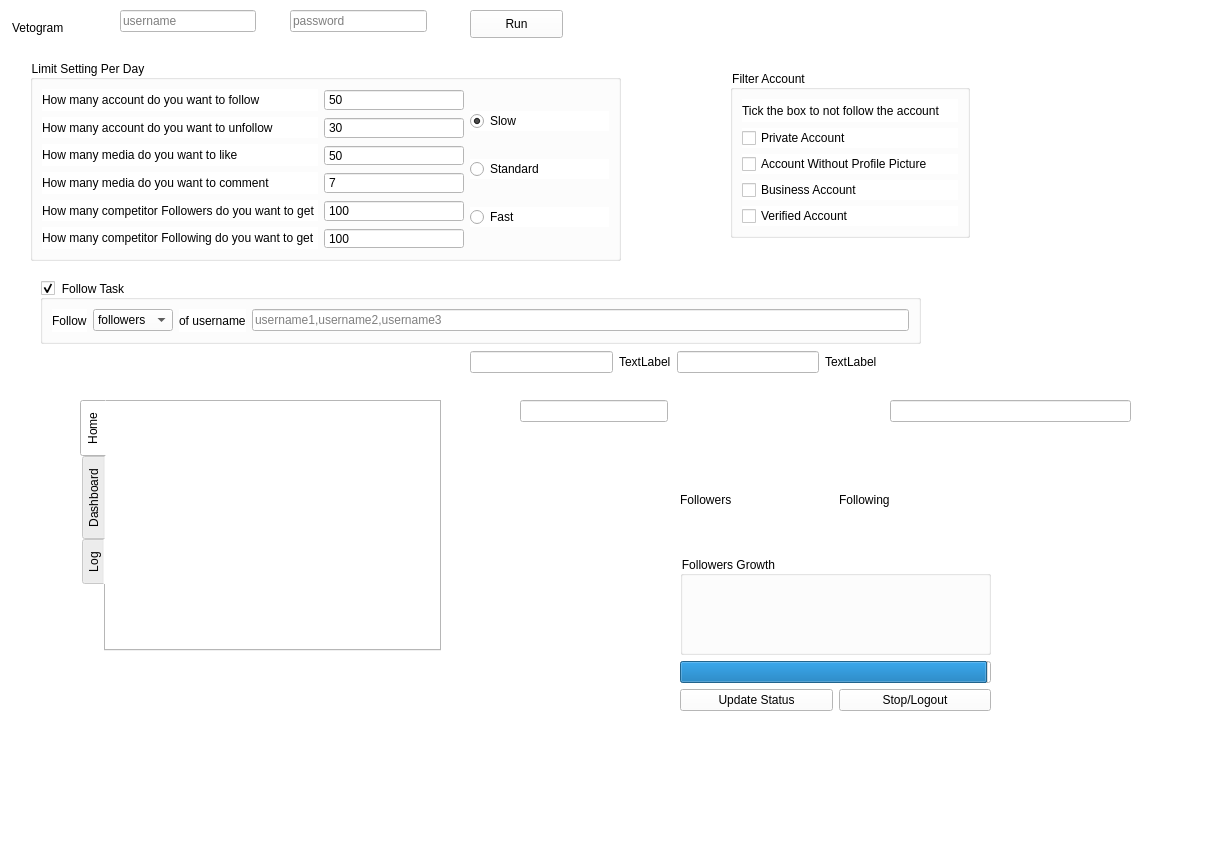
The window that MyappV2/ui/MainWindow.ui (ohld/igbot) describes before a commit, drawn with Qt 5.
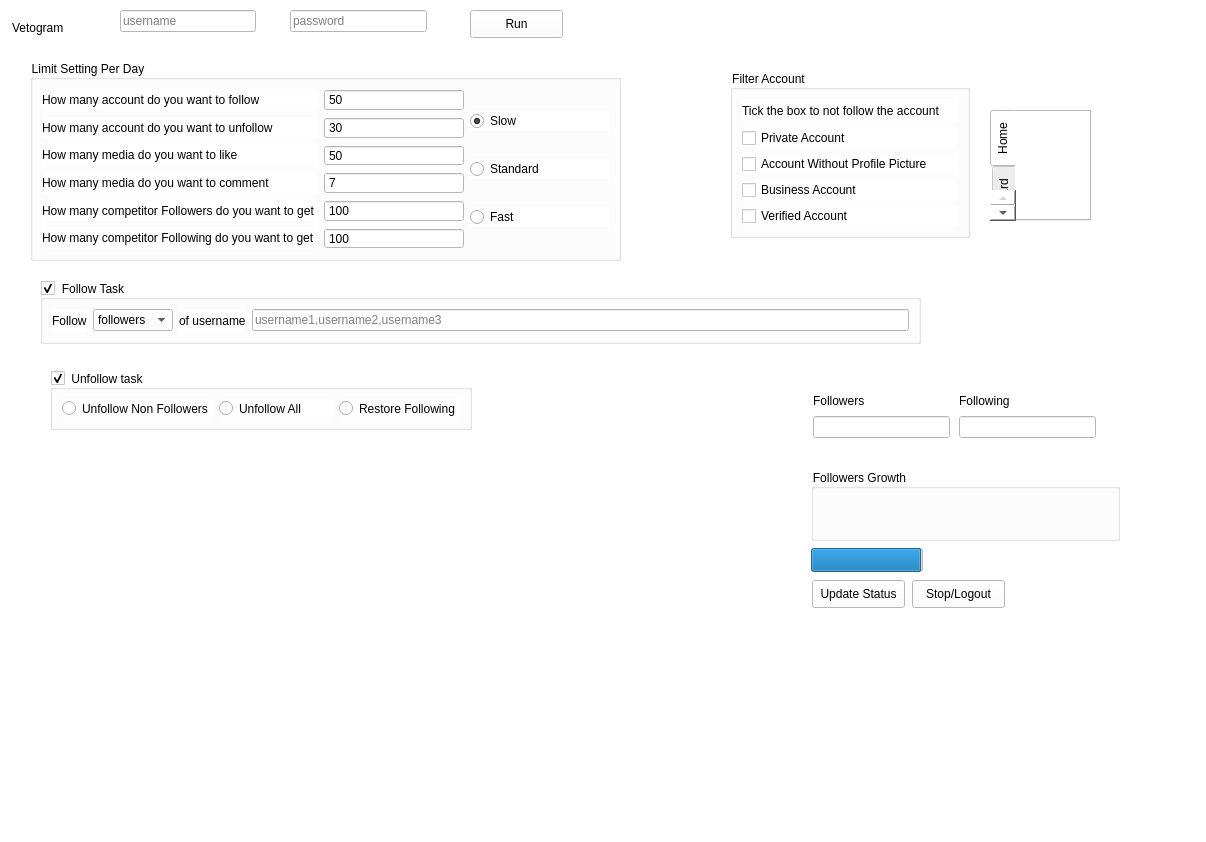
The same window after the commit.

Commit message:
update csv append
write in csv file
then
show on line edit

The edit to the form file:
```diff
--- a/MyappV2/ui/MainWindow.ui
+++ b/MyappV2/ui/MainWindow.ui
@@ -205,10 +205,10 @@
    <widget class="QTabWidget" name="tabWidget">
     <property name="geometry">
      <rect>
-      <x>80</x>
-      <y>400</y>
-      <width>361</width>
-      <height>251</height>
+      <x>990</x>
+      <y>110</y>
+      <width>101</width>
+      <height>111</height>
      </rect>
     </property>
     <property name="tabPosition">
@@ -241,6 +241,48 @@
      </layout>
     </widget>
    </widget>
+   <widget class="QPushButton" name="pushButton_update_status">
+    <property name="geometry">
+     <rect>
+      <x>812</x>
+      <y>580</y>
+      <width>93</width>
+      <height>28</height>
+     </rect>
+    </property>
+    <property name="text">
+     <string>Update Status</string>
+    </property>
+   </widget>
+   <widget class="QPushButton" name="pushButton_stop">
+    <property name="geometry">
+     <rect>
+      <x>912</x>
+      <y>580</y>
+      <width>93</width>
+      <height>28</height>
+     </rect>
+    </property>
+    <property name="text">
+     <string>Stop/Logout</string>
+    </property>
+   </widget>
+   <widget class="QProgressBar" name="progressBar">
+    <property name="geometry">
+     <rect>
+      <x>811</x>
+      <y>548</y>
+      <width>112</width>
+      <height>24</height>
+     </rect>
+    </property>
+    <property name="value">
+     <number>99</number>
+    </property>
+    <property name="format">
+     <string/>
+    </property>
+   </widget>
    <widget class="QGroupBox" name="groupBox_4">
     <property name="geometry">
      <rect>
@@ -452,12 +494,77 @@
      </item>
     </layout>
    </widget>
+   <widget class="QGroupBox" name="groupBox_unfollow">
+    <property name="geometry">
+     <rect>
+      <x>50</x>
+      <y>370</y>
+      <width>422</width>
+      <height>60</height>
+     </rect>
+    </property>
+    <property name="title">
+     <string>Unfollow task</string>
+    </property>
+    <property name="checkable">
+     <bool>true</bool>
+    </property>
+    <layout class="QHBoxLayout" name="horizontalLayout_3">
+     <item>
+      <widget class="QRadioButton" name="radioButton_nonfollowers">
+       <property name="text">
+        <string>Unfollow Non Followers</string>
+       </property>
+      </widget>
+     </item>
+     <item>
+      <widget class="QRadioButton" name="radioButton_unfollowAll">
+       <property name="text">
+        <string>Unfollow All</string>
+       </property>
+      </widget>
+     </item>
+     <item>
+      <widget class="QRadioButton" name="radioButton_restoreFollowing">
+       <property name="text">
+        <string>Restore Following</string>
+       </property>
+      </widget>
+     </item>
+    </layout>
+   </widget>
+   <widget class="QGroupBox" name="groupBox_2">
+    <property name="geometry">
+     <rect>
+      <x>811</x>
+      <y>469</y>
+      <width>309</width>
+      <height>72</height>
+     </rect>
+    </property>
+    <property name="title">
+     <string>Followers Growth</string>
+    </property>
+   </widget>
+   <widget class="QLabel" name="label_16">
+    <property name="geometry">
+     <rect>
+      <x>813</x>
+      <y>393</y>
+      <width>55</width>
+      <height>16</height>
+     </rect>
+    </property>
+    <property name="text">
+     <string>Followers</string>
+    </property>
+   </widget>
    <widget class="QLineEdit" name="lineEdit_followers">
     <property name="geometry">
      <rect>
-      <x>520</x>
-      <y>400</y>
-      <width>148</width>
+      <x>813</x>
+      <y>416</y>
+      <width>137</width>
       <height>22</height>
      </rect>
     </property>
@@ -471,9 +578,9 @@
    <widget class="QLineEdit" name="lineEdit_following">
     <property name="geometry">
      <rect>
-      <x>890</x>
-      <y>400</y>
-      <width>241</width>
+      <x>959</x>
+      <y>416</y>
+      <width>137</width>
       <height>22</height>
      </rect>
     </property>
@@ -484,114 +591,18 @@
      <bool>true</bool>
     </property>
    </widget>
-   <widget class="QWidget" name="">
+   <widget class="QLabel" name="label_17">
     <property name="geometry">
      <rect>
-      <x>470</x>
-      <y>350</y>
-      <width>407</width>
-      <height>24</height>
+      <x>959</x>
+      <y>393</y>
+      <width>54</width>
+      <height>16</height>
      </rect>
     </property>
-    <layout class="QHBoxLayout" name="horizontalLayout_3">
-     <item>
-      <widget class="QLineEdit" name="lineEdit_2">
-       <property name="text">
-        <string/>
-       </property>
-      </widget>
-     </item>
-     <item>
-      <widget class="QLabel" name="label_22">
-       <property name="text">
-        <string>TextLabel</string>
-       </property>
-      </widget>
-     </item>
-     <item>
-      <widget class="QLineEdit" name="lineEdit_3"/>
-     </item>
-     <item>
-      <widget class="QLabel" name="label_23">
-       <property name="text">
-        <string>TextLabel</string>
-       </property>
-      </widget>
-     </item>
-    </layout>
-   </widget>
-   <widget class="QWidget" name="">
-    <property name="geometry">
-     <rect>
-      <x>680</x>
-      <y>450</y>
-      <width>311</width>
-      <height>261</height>
-     </rect>
+    <property name="text">
+     <string>Following</string>
     </property>
-    <layout class="QVBoxLayout" name="verticalLayout_8">
-     <item>
-      <layout class="QHBoxLayout" name="horizontalLayout_7">
-       <item>
-        <layout class="QVBoxLayout" name="verticalLayout_2">
-         <item>
-          <widget class="QLabel" name="label_16">
-           <property name="text">
-            <string>Followers</string>
-           </property>
-          </widget>
-         </item>
-        </layout>
-       </item>
-       <item>
-        <layout class="QVBoxLayout" name="verticalLayout_7">
-         <item>
-          <widget class="QLabel" name="label_17">
-           <property name="text">
-            <string>Following</string>
-           </property>
-          </widget>
-         </item>
-        </layout>
-       </item>
-      </layout>
-     </item>
-     <item>
-      <widget class="QGroupBox" name="groupBox_2">
-       <property name="title">
-        <string>Followers Growth</string>
-       </property>
-      </widget>
-     </item>
-     <item>
-      <widget class="QProgressBar" name="progressBar">
-       <property name="value">
-        <number>99</number>
-       </property>
-       <property name="format">
-        <string/>
-       </property>
-      </widget>
-     </item>
-     <item>
-      <layout class="QHBoxLayout" name="horizontalLayout_8">
-       <item>
-        <widget class="QPushButton" name="pushButton_update_status">
-         <property name="text">
-          <string>Update Status</string>
-         </property>
-        </widget>
-       </item>
-       <item>
-        <widget class="QPushButton" name="pushButton_stop">
-         <property name="text">
-          <string>Stop/Logout</string>
-         </property>
-        </widget>
-       </item>
-      </layout>
-     </item>
-    </layout>
    </widget>
   </widget>
   <widget class="QMenuBar" name="menubar">
```
The commit also changes 1 other file.
